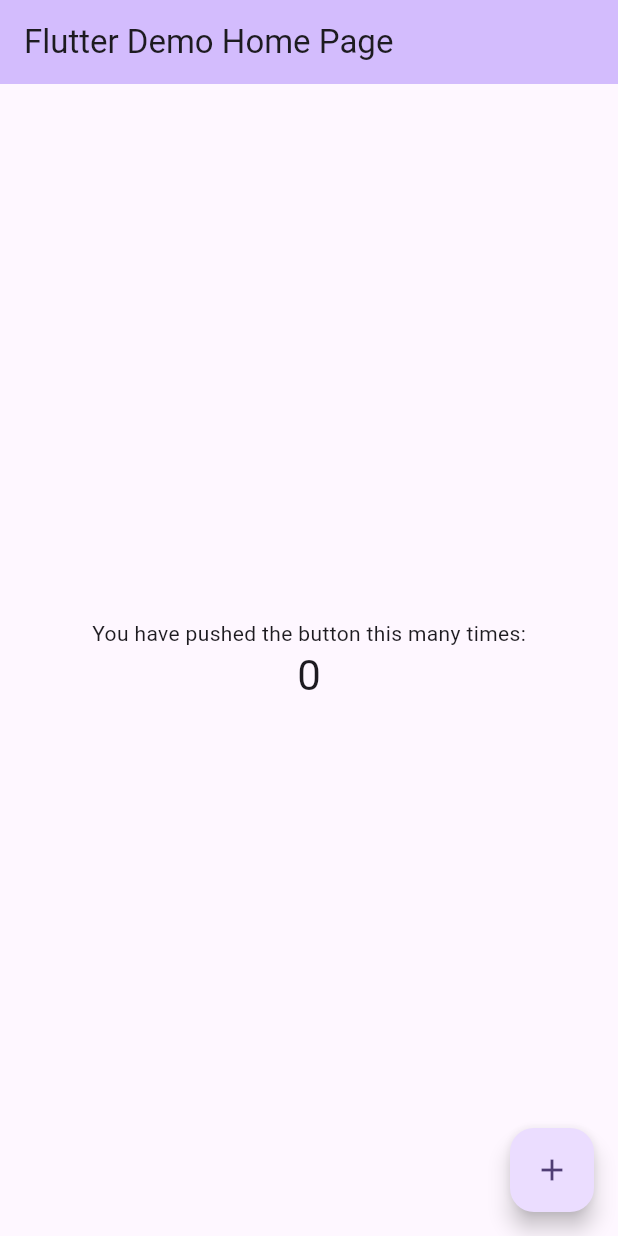
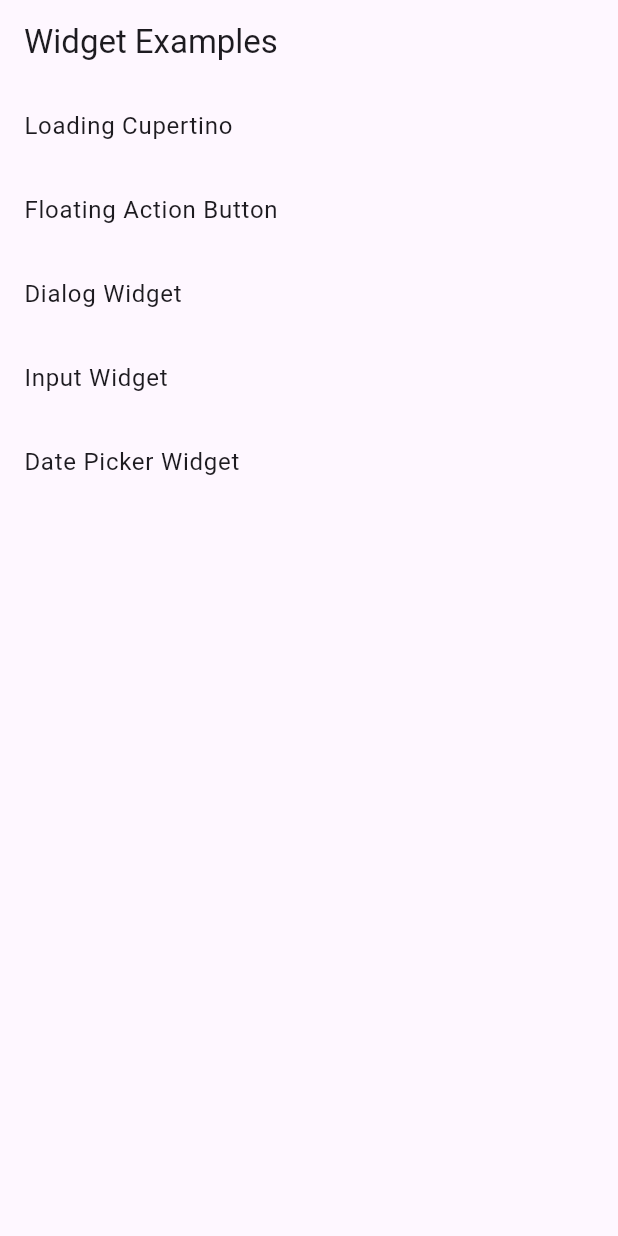
Before and after one commit to xfbriianto/availfebri-flutter-fundamental-part1, a Flutter app: the screen it shows after launch, on a phone screen of 412 x 824 dp. Run offline on Flutter 3.47's test engine with Material 3 defaults, Android fonts, the light colour scheme and no system bars.

Commit message:
main.dart

```diff
--- a/lib/main.dart
+++ b/lib/main.dart
@@ -1,125 +1,85 @@
 import 'package:flutter/material.dart';
+import 'basic_widgets/loading_cupertino.dart';
+import 'basic_widgets/fab_widget.dart';
+import 'basic_widgets/dialog_widget.dart';
+import 'basic_widgets/input_widget.dart';
+import 'basic_widgets/date_picker_widget.dart';
 
 void main() {
   runApp(const MyApp());
 }
 
 class MyApp extends StatelessWidget {
-  const MyApp({super.key});
+  const MyApp({Key? key}) : super(key: key);
 
-  // This widget is the root of your application.
   @override
   Widget build(BuildContext context) {
     return MaterialApp(
       title: 'Flutter Demo',
       theme: ThemeData(
-        // This is the theme of your application.
-        //
-        // TRY THIS: Try running your application with "flutter run". You'll see
-        // the application has a purple toolbar. Then, without quitting the app,
-        // try changing the seedColor in the colorScheme below to Colors.green
-        // and then invoke "hot reload" (save your changes or press the "hot
-        // reload" button in a Flutter-supported IDE, or press "r" if you used
-        // the command line to start the app).
-        //
-        // Notice that the counter didn't reset back to zero; the application
-        // state is not lost during the reload. To reset the state, use hot
-        // restart instead.
-        //
-        // This works for code too, not just values: Most code changes can be
-        // tested with just a hot reload.
-        colorScheme: ColorScheme.fromSeed(seedColor: Colors.deepPurple),
-        useMaterial3: true,
+        primarySwatch: Colors.red,
       ),
-      home: const MyHomePage(title: 'Flutter Demo Home Page'),
+      home: const MyHomePage(),
     );
   }
 }
 
-class MyHomePage extends StatefulWidget {
-  const MyHomePage({super.key, required this.title});
-
-  // This widget is the home page of your application. It is stateful, meaning
-  // that it has a State object (defined below) that contains fields that affect
-  // how it looks.
-
-  // This class is the configuration for the state. It holds the values (in this
-  // case the title) provided by the parent (in this case the App widget) and
-  // used by the build method of the State. Fields in a Widget subclass are
-  // always marked "final".
-
-  final String title;
-
-  @override
-  State<MyHomePage> createState() => _MyHomePageState();
-}
-
-class _MyHomePageState extends State<MyHomePage> {
-  int _counter = 0;
-
-  void _incrementCounter() {
-    setState(() {
-      // This call to setState tells the Flutter framework that something has
-      // changed in this State, which causes it to rerun the build method below
-      // so that the display can reflect the updated values. If we changed
-      // _counter without calling setState(), then the build method would not be
-      // called again, and so nothing would appear to happen.
-      _counter++;
-    });
-  }
+class MyHomePage extends StatelessWidget {
+  const MyHomePage({Key? key}) : super(key: key);
 
   @override
   Widget build(BuildContext context) {
-    // This method is rerun every time setState is called, for instance as done
-    // by the _incrementCounter method above.
-    //
-    // The Flutter framework has been optimized to make rerunning build methods
-    // fast, so that you can just rebuild anything that needs updating rather
-    // than having to individually change instances of widgets.
     return Scaffold(
-      appBar: AppBar(
-        // TRY THIS: Try changing the color here to a specific color (to
-        // Colors.amber, perhaps?) and trigger a hot reload to see the AppBar
-        // change color while the other colors stay the same.
-        backgroundColor: Theme.of(context).colorScheme.inversePrimary,
-        // Here we take the value from the MyHomePage object that was created by
-        // the App.build method, and use it to set our appbar title.
-        title: Text(widget.title),
+      appBar: AppBar(title: const Text("Widget Examples")),
+      body: ListView(
+        children: [
+          ListTile(
+            title: const Text("Loading Cupertino"),
+            onTap: () {
+              Navigator.push(
+                context,
+                MaterialPageRoute(builder: (context) => const LoadingCupertino()),
+              );
+            },
+          ),
+          ListTile(
+            title: const Text("Floating Action Button"),
+            onTap: () {
+              Navigator.push(
+                context,
+                MaterialPageRoute(builder: (context) => const FabWidget()),
+              );
+            },
+          ),
+          ListTile(
+            title: const Text("Dialog Widget"),
+            onTap: () {
+              Navigator.push(
+                context,
+                MaterialPageRoute(builder: (context) => const DialogWidget()),
+              );
+            },
+          ),
+          ListTile(
+            title: const Text("Input Widget"),
+            onTap: () {
+              Navigator.push(
+                context,
+                MaterialPageRoute(builder: (context) => const InputWidget()),
+              );
+            },
+          ),
+          ListTile(
+            title: const Text("Date Picker Widget"),
+            onTap: () {
+              Navigator.push(
+                context,
+                MaterialPageRoute(builder: (context) => const DatePickerWidget()),
+              );
+            },
+          ),
+        ],
       ),
-      body: Center(
-        // Center is a layout widget. It takes a single child and positions it
-        // in the middle of the parent.
-        child: Column(
-          // Column is also a layout widget. It takes a list of children and
-          // arranges them vertically. By default, it sizes itself to fit its
-          // children horizontally, and tries to be as tall as its parent.
-          //
-          // Column has various properties to control how it sizes itself and
-          // how it positions its children. Here we use mainAxisAlignment to
-          // center the children vertically; the main axis here is the vertical
-          // axis because Columns are vertical (the cross axis would be
-          // horizontal).
-          //
-          // TRY THIS: Invoke "debug painting" (choose the "Toggle Debug Paint"
-          // action in the IDE, or press "p" in the console), to see the
-          // wireframe for each widget.
-          mainAxisAlignment: MainAxisAlignment.center,
-          children: <Widget>[
-            const Text(
-              'You have pushed the button this many times:',
-            ),
-            Text(
-              '$_counter',
-              style: Theme.of(context).textTheme.headlineMedium,
-            ),
-          ],
-        ),
-      ),
-      floatingActionButton: FloatingActionButton(
-        onPressed: _incrementCounter,
-        tooltip: 'Increment',
-        child: const Icon(Icons.add),
-      ), // This trailing comma makes auto-formatting nicer for build methods.
     );
   }
 }
```
